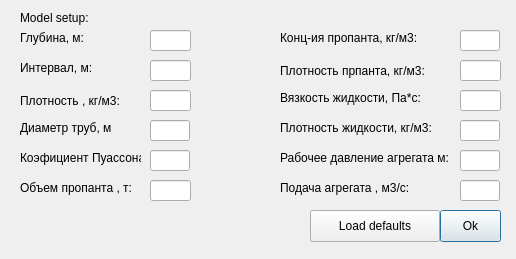
First picture: the form in ui/input_window.ui, repository bob1ch/Hydraulic-fracturing, before the edit.
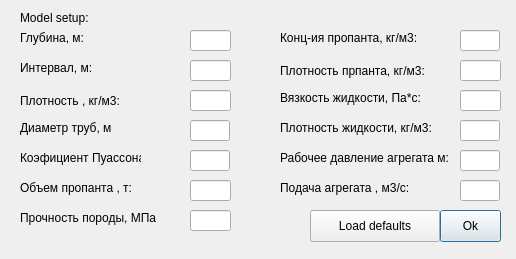
Second picture: the form after the edit.

Diff of the .ui file:
```diff
--- a/ui/input_window.ui
+++ b/ui/input_window.ui
@@ -29,7 +29,7 @@
   <widget class="QLineEdit" name="h">
    <property name="geometry">
     <rect>
-     <x>150</x>
+     <x>190</x>
      <y>60</y>
      <width>41</width>
      <height>21</height>
@@ -65,7 +65,7 @@
   <widget class="QLineEdit" name="ro">
    <property name="geometry">
     <rect>
-     <x>150</x>
+     <x>190</x>
      <y>90</y>
      <width>41</width>
      <height>21</height>
@@ -88,7 +88,7 @@
   <widget class="QLineEdit" name="d">
    <property name="geometry">
     <rect>
-     <x>150</x>
+     <x>190</x>
      <y>120</y>
      <width>40</width>
      <height>21</height>
@@ -98,7 +98,7 @@
   <widget class="QLineEdit" name="n">
    <property name="geometry">
     <rect>
-     <x>150</x>
+     <x>190</x>
      <y>150</y>
      <width>40</width>
      <height>21</height>
@@ -239,7 +239,7 @@
   <widget class="QLineEdit" name="Lc">
    <property name="geometry">
     <rect>
-     <x>150</x>
+     <x>190</x>
      <y>30</y>
      <width>41</width>
      <height>21</height>
@@ -285,7 +285,7 @@
   <widget class="QLineEdit" name="Q_p">
    <property name="geometry">
     <rect>
-     <x>150</x>
+     <x>190</x>
      <y>180</y>
      <width>41</width>
      <height>21</height>
@@ -328,6 +328,29 @@
     <string>Объем пропанта , т:</string>
    </property>
   </widget>
+  <widget class="QLineEdit" name="sigma_pl">
+   <property name="geometry">
+    <rect>
+     <x>190</x>
+     <y>210</y>
+     <width>41</width>
+     <height>21</height>
+    </rect>
+   </property>
+  </widget>
+  <widget class="QLabel" name="label_14">
+   <property name="geometry">
+    <rect>
+     <x>20</x>
+     <y>210</y>
+     <width>161</width>
+     <height>16</height>
+    </rect>
+   </property>
+   <property name="text">
+    <string>Прочность породы, МПа</string>
+   </property>
+  </widget>
  </widget>
  <resources/>
  <connections/>
```
